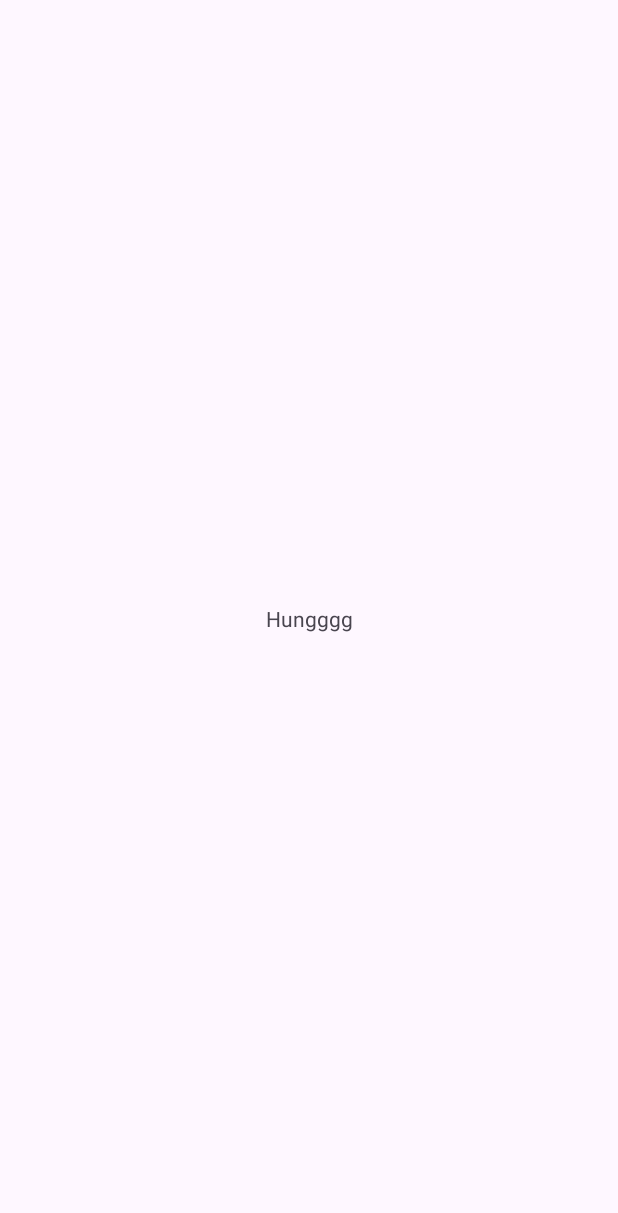
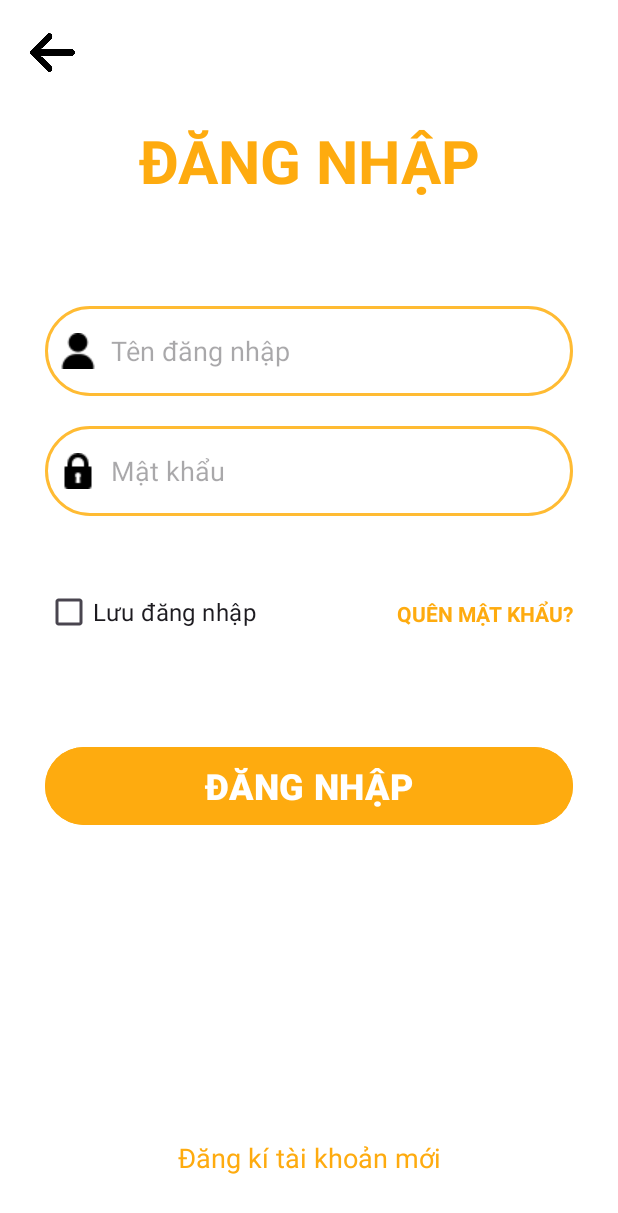
Before and after one commit to truongvu1508/BeanyDrinks, an Android app: the screen it shows after launch (MainActivity before the commit, UI_Dangnhap after it), on a phone screen of 412 x 824 dp. Before the commit the part shown is almost empty. Shown: the top 1213 px of the screen. Run offline under Robolectric (Android 15) with nearby library versions, the phone set to English and light mode, and no system bars.

Commit message:
UI Đăng nhập

```diff
--- a/app/build.gradle.kts
+++ b/app/build.gradle.kts
@@ -29,6 +29,9 @@ android {
         sourceCompatibility = JavaVersion.VERSION_1_8
         targetCompatibility = JavaVersion.VERSION_1_8
     }
+    buildFeatures {
+        viewBinding = true
+    }
 }
 
 dependencies {
@@ -37,6 +40,9 @@ dependencies {
     implementation(libs.material)
     implementation(libs.activity)
     implementation(libs.constraintlayout)
+    implementation(libs.annotation)
+    implementation(libs.lifecycle.livedata.ktx)
+    implementation(libs.lifecycle.viewmodel.ktx)
     testImplementation(libs.junit)
     androidTestImplementation(libs.ext.junit)
     androidTestImplementation(libs.espresso.core)
--- a/app/src/main/AndroidManifest.xml
+++ b/app/src/main/AndroidManifest.xml
@@ -13,13 +13,16 @@
         android:theme="@style/Theme.BeanyDrinks"
         tools:targetApi="31">
         <activity
+            android:name=".MainActivity"
+            android:exported="false" />
+        <activity
             android:name=".UI_Welcome2"
             android:exported="false" />
         <activity
             android:name=".UI_Welcome1"
             android:exported="false" />
         <activity
-            android:name=".MainActivity"
+            android:name=".UI_Dangnhap"
             android:exported="true">
             <intent-filter>
                 <action android:name="android.intent.action.MAIN" />
--- /dev/null
+++ b/app/src/main/java/com/example/beanydrinks/UI_Dangnhap.java
@@ -0,0 +1,24 @@
+package com.example.beanydrinks;
+
+import android.os.Bundle;
+
+import androidx.activity.EdgeToEdge;
+import androidx.appcompat.app.AppCompatActivity;
+import androidx.core.graphics.Insets;
+import androidx.core.view.ViewCompat;
+import androidx.core.view.WindowInsetsCompat;
+
+public class UI_Dangnhap extends AppCompatActivity {
+
+    @Override
+    protected void onCreate(Bundle savedInstanceState) {
+        super.onCreate(savedInstanceState);
+        EdgeToEdge.enable(this);
+        setContentView(R.layout.activity_ui_dangnhap);
+        ViewCompat.setOnApplyWindowInsetsListener(findViewById(R.id.main), (v, insets) -> {
+            Insets systemBars = insets.getInsets(WindowInsetsCompat.Type.systemBars());
+            v.setPadding(systemBars.left, systemBars.top, systemBars.right, systemBars.bottom);
+            return insets;
+        });
+    }
+}
--- /dev/null
+++ b/app/src/main/res/drawable/input_bg.xml
@@ -0,0 +1,6 @@
+<?xml version="1.0" encoding="utf-8"?>
+<shape xmlns:android="http://schemas.android.com/apk/res/android">
+
+    <stroke android:color="@android:color/holo_orange_light" android:width="2dp"/>
+    <corners android:radius="50dp"/>
+</shape>
--- /dev/null
+++ b/app/src/main/res/layout/activity_ui_dangnhap.xml
@@ -0,0 +1,120 @@
+<?xml version="1.0" encoding="utf-8"?>
+<androidx.constraintlayout.widget.ConstraintLayout xmlns:android="http://schemas.android.com/apk/res/android"
+    xmlns:app="http://schemas.android.com/apk/res-auto"
+    xmlns:tools="http://schemas.android.com/tools"
+    android:id="@+id/main"
+    android:layout_width="match_parent"
+    android:layout_height="match_parent"
+    android:background="#FFFFFF"
+    android:padding="10dp"
+    tools:context=".UI_Dangnhap">
+
+    <ImageView
+        android:id="@+id/imageView2"
+        android:layout_width="30dp"
+        android:layout_height="30dp"
+        android:layout_marginStart="20dp"
+        android:layout_marginTop="20dp"
+        app:layout_constraintStart_toStartOf="parent"
+        app:layout_constraintTop_toTopOf="parent"
+        app:srcCompat="@drawable/arrow" />
+
+    <TextView
+        android:id="@+id/textView6"
+        android:layout_width="wrap_content"
+        android:layout_height="wrap_content"
+        android:layout_marginTop="80dp"
+        android:text="ĐĂNG NHẬP"
+        android:textColor="#FEAB0F"
+        android:textSize="40sp"
+        android:textStyle="bold"
+        app:layout_constraintEnd_toEndOf="parent"
+        app:layout_constraintStart_toStartOf="parent"
+        app:layout_constraintTop_toTopOf="parent" />
+
+    <EditText
+        android:id="@+id/editTextText"
+        android:layout_width="0dp"
+        android:layout_height="60dp"
+        android:layout_marginStart="30dp"
+        android:layout_marginTop="70dp"
+        android:layout_marginEnd="30dp"
+        android:background="@drawable/input_bg"
+        android:drawableLeft="@drawable/user"
+        android:drawablePadding="10dp"
+        android:ems="10"
+        android:hint="Tên đăng nhập"
+        android:inputType="text"
+        android:padding="10dp"
+        app:layout_constraintEnd_toEndOf="parent"
+        app:layout_constraintStart_toStartOf="parent"
+        app:layout_constraintTop_toBottomOf="@+id/textView6" />
+
+    <EditText
+        android:id="@+id/editTextText2"
+        android:layout_width="0dp"
+        android:layout_height="60dp"
+        android:layout_marginTop="20dp"
+        android:background="@drawable/input_bg"
+        android:drawableLeft="@drawable/lock"
+        android:drawablePadding="10dp"
+        android:ems="10"
+        android:hint="Mật khẩu"
+        android:inputType="textPassword"
+        android:padding="10dp"
+        app:layout_constraintEnd_toEndOf="@+id/editTextText"
+        app:layout_constraintStart_toStartOf="@+id/editTextText"
+        app:layout_constraintTop_toBottomOf="@+id/editTextText" />
+
+    <TextView
+        android:id="@+id/textView7"
+        android:layout_width="wrap_content"
+        android:layout_height="wrap_content"
+        android:layout_marginTop="55dp"
+        android:layout_marginEnd="30dp"
+        android:autoLink="all"
+        android:linksClickable="true"
+        android:text="QUÊN MẬT KHẨU?"
+        android:textColor="#FEAB0F"
+        android:textStyle="bold"
+        app:layout_constraintEnd_toEndOf="parent"
+        app:layout_constraintTop_toBottomOf="@+id/editTextText2" />
+
+    <Button
+        android:id="@+id/button3"
+        android:layout_width="0dp"
+        android:layout_height="60dp"
+        android:layout_marginTop="150dp"
+        android:backgroundTint="#FEAB0F"
+        android:text="ĐĂNG NHẬP"
+        android:textSize="24sp"
+        android:textStyle="bold"
+        app:layout_constraintEnd_toEndOf="@+id/editTextText"
+        app:layout_constraintStart_toStartOf="@+id/editTextText"
+        app:layout_constraintTop_toBottomOf="@+id/editTextText2" />
+
+    <TextView
+        android:id="@+id/textView8"
+        android:layout_width="wrap_content"
+        android:layout_height="wrap_content"
+        android:layout_marginBottom="40dp"
+        android:autoLink="all"
+        android:linksClickable="true"
+        android:text="Đăng kí tài khoản mới"
+        android:textColor="#FEAB0F"
+        android:textSize="18sp"
+        app:layout_constraintBottom_toBottomOf="parent"
+        app:layout_constraintEnd_toEndOf="parent"
+        app:layout_constraintStart_toStartOf="parent" />
+
+    <CheckBox
+        android:id="@+id/checkBox"
+        android:layout_width="wrap_content"
+        android:layout_height="wrap_content"
+        android:layout_marginTop="40dp"
+        android:text="Lưu đăng nhập"
+        android:textSize="16sp"
+        app:layout_constraintStart_toStartOf="@+id/editTextText2"
+        app:layout_constraintTop_toBottomOf="@+id/editTextText2" />
+
+</androidx.constraintlayout.widget.ConstraintLayout>
--- /dev/null
+++ b/app/src/main/res/values-land/dimens.xml
@@ -0,0 +1,3 @@
+<resources>
+    <dimen name="activity_horizontal_margin">48dp</dimen>
+</resources>
--- /dev/null
+++ b/app/src/main/res/values-w1240dp/dimens.xml
@@ -0,0 +1,3 @@
+<resources>
+    <dimen name="activity_horizontal_margin">200dp</dimen>
+</resources>
--- /dev/null
+++ b/app/src/main/res/values-w600dp/dimens.xml
@@ -0,0 +1,3 @@
+<resources>
+    <dimen name="activity_horizontal_margin">48dp</dimen>
+</resources>
--- /dev/null
+++ b/app/src/main/res/values/dimens.xml
@@ -0,0 +1,5 @@
+<resources>
+    <!-- Default screen margins, per the Android Design guidelines. -->
+    <dimen name="activity_horizontal_margin">16dp</dimen>
+    <dimen name="activity_vertical_margin">16dp</dimen>
+</resources>
--- a/app/src/main/res/values/strings.xml
+++ b/app/src/main/res/values/strings.xml
@@ -1,3 +1,12 @@
 <resources>
     <string name="app_name">BeanyDrinks</string>
+    <string name="title_activity_login">LoginActivity</string>
+    <string name="prompt_email">Email</string>
+    <string name="prompt_password">Password</string>
+    <string name="action_sign_in">Sign in or register</string>
+    <string name="action_sign_in_short">Sign in</string>
+    <string name="welcome">"Welcome !"</string>
+    <string name="invalid_username">Not a valid username</string>
+    <string name="invalid_password">Password must be >5 characters</string>
+    <string name="login_failed">"Login failed"</string>
 </resources>
--- a/gradle/libs.versions.toml
+++ b/gradle/libs.versions.toml
@@ -7,6 +7,9 @@ appcompat = "1.7.0"
 material = "1.12.0"
 activity = "1.9.2"
 constraintlayout = "2.1.4"
+annotation = "1.6.0"
+lifecycleLivedataKtx = "2.8.5"
+lifecycleViewmodelKtx = "2.8.5"
 
 [libraries]
 junit = { group = "junit", name = "junit", version.ref = "junit" }
@@ -16,6 +19,9 @@ appcompat = { group = "androidx.appcompat", name = "appcompat", version.ref = "a
 material = { group = "com.google.android.material", name = "material", version.ref = "material" }
 activity = { group = "androidx.activity", name = "activity", version.ref = "activity" }
 constraintlayout = { group = "androidx.constraintlayout", name = "constraintlayout", version.ref = "constraintlayout" }
+annotation = { group = "androidx.annotation", name = "annotation", version.ref = "annotation" }
+lifecycle-livedata-ktx = { group = "androidx.lifecycle", name = "lifecycle-livedata-ktx", version.ref = "lifecycleLivedataKtx" }
+lifecycle-viewmodel-ktx = { group = "androidx.lifecycle", name = "lifecycle-viewmodel-ktx", version.ref = "lifecycleViewmodelKtx" }
 
 [plugins]
 android-application = { id = "com.android.application", version.ref = "agp" }
```
Also changed, not shown: app/src/main/res/drawable/arrow.png (added), app/src/main/res/drawable/lock.png (added), app/src/main/res/drawable/user.png (added).
